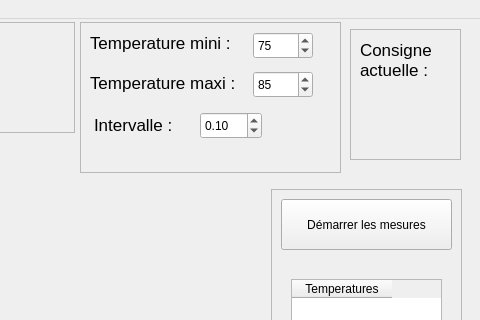
Before: the Qt Designer form src/mainwindow.ui in ludovicl/Examesure-Linux, drawn with Qt 5; both pictures show x 170 to 650 and y 0 to 320 of the 650 by 500 pixel window.
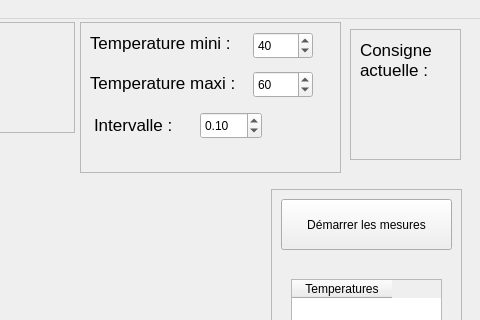
After: the same form once the commit is applied.

The edit to the form file:
```diff
--- a/src/mainwindow.ui
+++ b/src/mainwindow.ui
@@ -131,7 +131,7 @@
       <number>2000</number>
      </property>
      <property name="value">
-      <number>75</number>
+      <number>40</number>
      </property>
     </widget>
     <widget class="QSpinBox" name="spinMaxi">
@@ -147,7 +147,7 @@
       <number>2000</number>
      </property>
      <property name="value">
-      <number>85</number>
+      <number>60</number>
      </property>
     </widget>
     <widget class="QDoubleSpinBox" name="spinInter">
```
